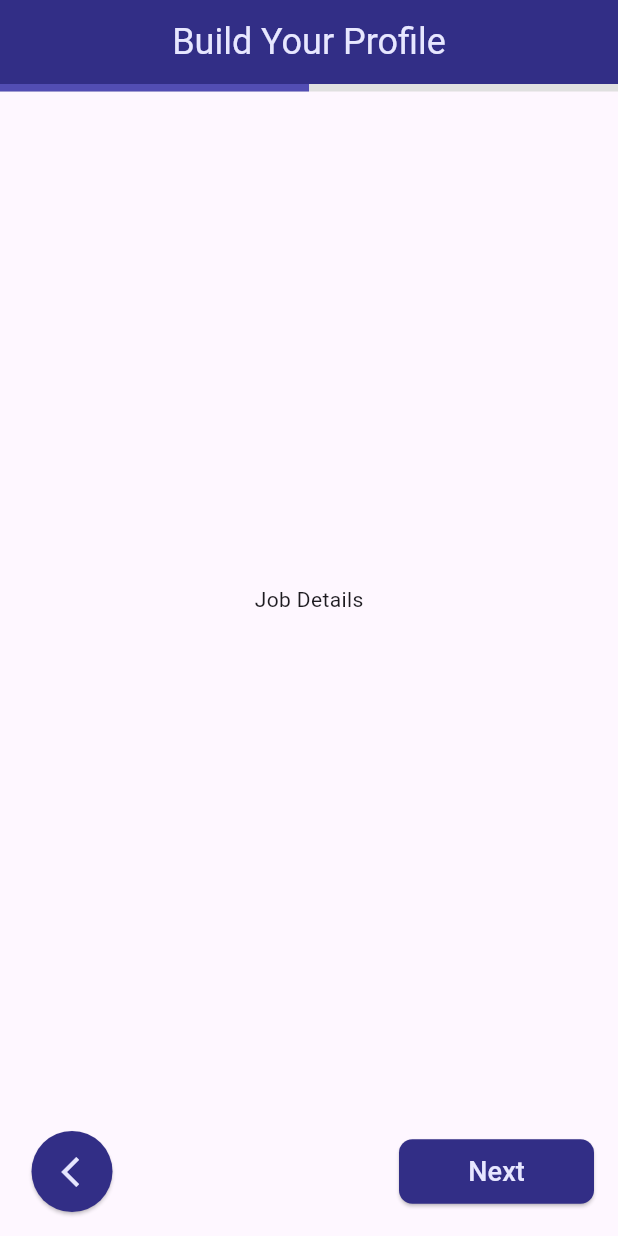
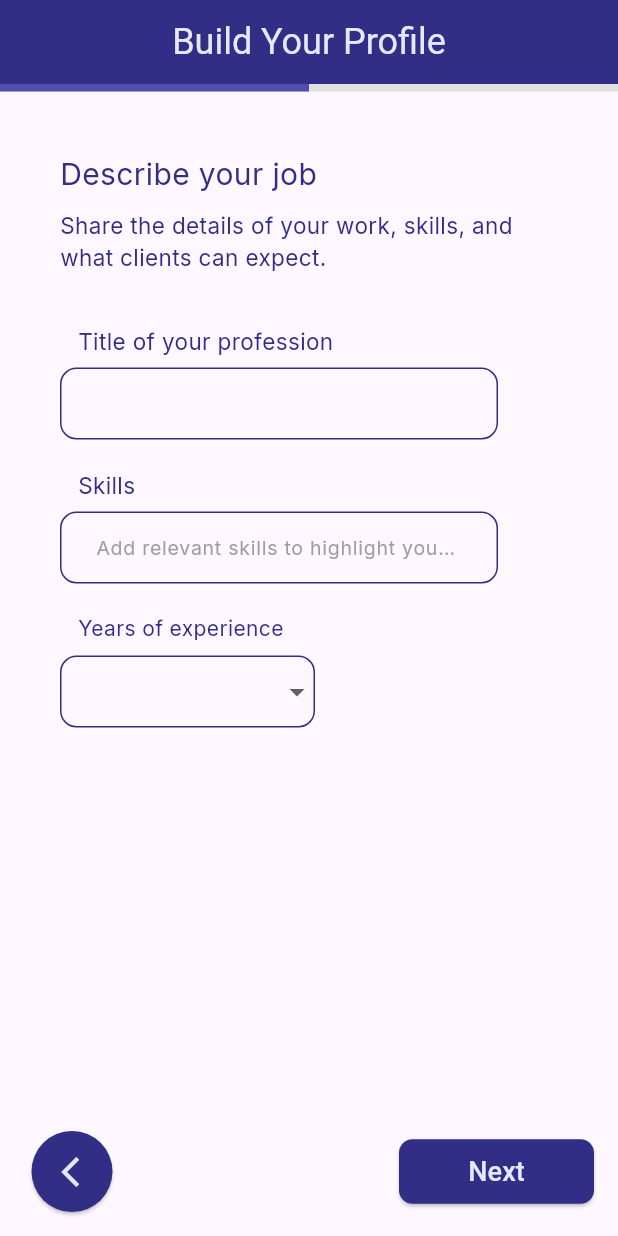
Before and after one commit to Dia505/SkillGrid, a Flutter app: the screen it shows after launch, after a tap on "Next", on a phone screen of 412 x 824 dp. Run offline on Flutter 3.47's test engine with Material 3 defaults, Android fonts, the phone set to English and light mode, and no system bars; our stand-ins replace carousel_slider, google_fonts, lottie, smooth_page_indicator; Roboto replaces fonts that are missing (Caprasimo).

Commit message:
job details form view

```diff
--- a/skill_grid/lib/core/common/common_textfield.dart
+++ b/skill_grid/lib/core/common/common_textfield.dart
@@ -9,6 +9,7 @@ class CommonTextfield extends StatefulWidget {
     required this.controller,
     required this.validator,
     this.width,
+    this.hintText
   });
 
   final String textFieldTitle;
@@ -16,6 +17,7 @@ class CommonTextfield extends StatefulWidget {
   final TextEditingController? controller;
   final String? Function(String?)? validator;
   final double? width;
+  final String? hintText;
 
   @override
   State<CommonTextfield> createState() => _CommonTextfieldState();
@@ -50,6 +52,8 @@ class _CommonTextfieldState extends State<CommonTextfield> {
                 validator: widget.validator,
 
                 decoration: InputDecoration(
+                  hintText: widget.hintText,
+                  hintStyle: GoogleFonts.inter(color: Colors.grey, fontSize: 13),
                   contentPadding:
                       const EdgeInsets.symmetric(horizontal: 20),
 
--- a/skill_grid/lib/view/freelancer/build_profile_screens/build_profile_progress_view.dart
+++ b/skill_grid/lib/view/freelancer/build_profile_screens/build_profile_progress_view.dart
@@ -22,6 +22,12 @@ class _BuildProfileProgressViewState extends State<BuildProfileProgressView> wit
   late AnimationController _progressController;
   late Animation<double> _progressAnimation;
 
+  // Use a list of form keys for each page
+  final List<GlobalKey<FormState>> _formKeys = List.generate(
+    4,
+    (index) => GlobalKey<FormState>(),
+  );
+
   @override
   void initState() {
     super.initState();
@@ -42,6 +48,14 @@ class _BuildProfileProgressViewState extends State<BuildProfileProgressView> wit
   }
 
   void _nextStep() {
+    // Validate only the current step's form if it exists
+    if (_formKeys[_currentStep].currentState != null &&
+        !_formKeys[_currentStep].currentState!.validate()) {
+      print("Form on step $_currentStep is not valid");
+      return; // <-- Change 2: Prevent moving to the next step if the form is invalid
+    }
+
+    // If the form is valid, proceed to the next step
     if (_currentStep < _totalSteps - 1) {
       setState(() {
         _currentStep++;
@@ -55,7 +69,7 @@ class _BuildProfileProgressViewState extends State<BuildProfileProgressView> wit
       // Animate the progress bar smoothly
       _progressController.animateTo(
         (_currentStep + 1) / _totalSteps,
-        duration: Duration(milliseconds: 300),
+        duration: const Duration(milliseconds: 300),
         curve: Curves.easeInOut,
       );
     }
@@ -68,14 +82,14 @@ class _BuildProfileProgressViewState extends State<BuildProfileProgressView> wit
       });
       _pageController.animateToPage(
         _currentStep,
-        duration: Duration(milliseconds: 300),
+        duration: const Duration(milliseconds: 300),
         curve: Curves.easeInOut,
       );
 
       // Animate the progress bar smoothly
        _progressController.animateTo(
         (_currentStep + 1) / _totalSteps,
-        duration: Duration(milliseconds: 300),
+        duration: const Duration(milliseconds: 300),
         curve: Curves.easeInOut,
       );
     }
@@ -115,6 +129,7 @@ class _BuildProfileProgressViewState extends State<BuildProfileProgressView> wit
           ),
           Expanded(
             child: PageView(
+              physics: const NeverScrollableScrollPhysics(),
               controller: _pageController,
               onPageChanged: (int step) {
                 setState(() {
@@ -124,15 +139,15 @@ class _BuildProfileProgressViewState extends State<BuildProfileProgressView> wit
                 // Animate the progress bar smoothly when the page changes
                 _progressController.animateTo(
                   (_currentStep + 1) / _totalSteps,
-                  duration: Duration(milliseconds: 300),
+                  duration: const Duration(milliseconds: 300),
                   curve: Curves.easeInOut,
                 );
               },
-              children: const [
-                JobCategoryView(),
-                JobDetailsView(),
-                ServicesFormView(),
-                BioFormView()
+              children: [
+                const JobCategoryView(),
+                JobDetailsView(formKey: _formKeys[1]),
+                const ServicesFormView(),
+                const BioFormView()
               ],
             ),
           ),
@@ -158,9 +173,9 @@ class _BuildProfileProgressViewState extends State<BuildProfileProgressView> wit
                   ),
                 ),
                 SizedBox(
-                  width: 130,
+                  width: _currentStep == _totalSteps - 1 ? 200 : 130,
                   child: CommonButton(
-                    buttonText: "Next",
+                    buttonText: _currentStep == _totalSteps - 1 ? "View My Profile" : "Next",
                     buttonColor: const Color(0xFF322E86),
                     buttonTextColor: const Color(0xFFE7E7FF),
                     onPressed: _nextStep,
--- a/skill_grid/lib/view/freelancer/build_profile_screens/job_details_view.dart
+++ b/skill_grid/lib/view/freelancer/build_profile_screens/job_details_view.dart
@@ -1,15 +1,115 @@
 import 'package:flutter/material.dart';
+import 'package:google_fonts/google_fonts.dart';
+import 'package:skill_grid/core/common/common_dropdown.dart';
+import 'package:skill_grid/core/common/common_textfield.dart';
 
-class JobDetailsView extends StatelessWidget {
-  const JobDetailsView({super.key});
+class JobDetailsView extends StatefulWidget {
+  const JobDetailsView({
+    super.key,
+    required this.formKey
+  });
+
+  final GlobalKey<FormState> formKey;
+
+  @override
+  State<JobDetailsView> createState() => _JobDetailsViewState();
+}
+
+class _JobDetailsViewState extends State<JobDetailsView> {
+  final TextEditingController _professionTitleController = TextEditingController();
+  final TextEditingController _skillsController = TextEditingController();
+
+  int? experienceYears;
+  late List<int> experienceYearsList;
+
+  @override
+  void initState() {
+    super.initState();
+    experienceYearsList = List.generate(50, (index) => index + 1);
+  }
 
   @override
   Widget build(BuildContext context) {
     return Container(
-      width: 100,
-      height: 100,
-      child: Center(
-        child: Text("Job Details"),
+      padding: const EdgeInsets.all(40),
+      child: Column(
+        crossAxisAlignment: CrossAxisAlignment.start,
+        children: [
+          Text("Describe your job",
+          style: GoogleFonts.inter(
+            color: const Color(0xFF322E86),
+            fontSize: 20
+          ),),
+
+          const SizedBox(height: 10,),
+
+          Text("Share the details of your work, skills, and what clients can expect.",
+          style: GoogleFonts.inter(
+            color: const Color(0xFF322E86),
+            fontSize: 15
+          ),),
+
+          const SizedBox(height: 25),
+
+          Form(
+            key: widget.formKey,
+            child: Column(
+              crossAxisAlignment: CrossAxisAlignment.start,
+              children: [
+                CommonTextfield(
+                  textFieldTitle: "Title of your profession",
+                  controller: _professionTitleController,
+                  validator: (value) {
+                    if (value == null || value.isEmpty) {
+                      return '*required';
+                    }
+
+                    return null;
+                  },
+                ),
+
+                CommonTextfield(
+                  textFieldTitle: "Skills",
+                  controller: _skillsController,
+                  validator: (value) {
+                    if (value == null || value.isEmpty) {
+                      return '*required';
+                    }
+
+                    return null;
+                  },
+                  hintText: "Add relevant skills to highlight your expertise",
+                ),
+
+                const SizedBox(height: 10,),
+
+                Padding(
+                  padding: const EdgeInsets.only(left: 12, bottom: 8),
+                  child: Text("Years of experience",
+                  style: GoogleFonts.inter(
+                    color: const Color(0xFF322E86)
+                  ),),
+                ),
+
+                CommonDropdown(
+                  width: 170,
+                  items: experienceYearsList
+                    .map((date) => DropdownMenuItem<int>(
+                      value: date,
+                      child: Text(date.toString()),
+                    ))
+                    .toList(),
+
+                  onChanged: (value) {
+                    if (value != null) {
+                      experienceYears = value;
+                    }
+                  },
+                )
+              ],
+            )
+          )
+        ],
       ),
     );
   }
--- a/skill_grid/lib/view/freelancer/freelancer_registration_view.dart
+++ b/skill_grid/lib/view/freelancer/freelancer_registration_view.dart
@@ -67,7 +67,7 @@ class _FreelancerRegistrationViewState extends State<FreelancerRegistrationView>
   @override
   void initState() {
     super.initState();
-    // Initialize years in initState
+    // Initialize years and date in initState
     yearList = List.generate(endYear - startYear + 1, (index) => startYear + index);
     dateList = List.generate(31, (index) => index + 1);
   }
```
